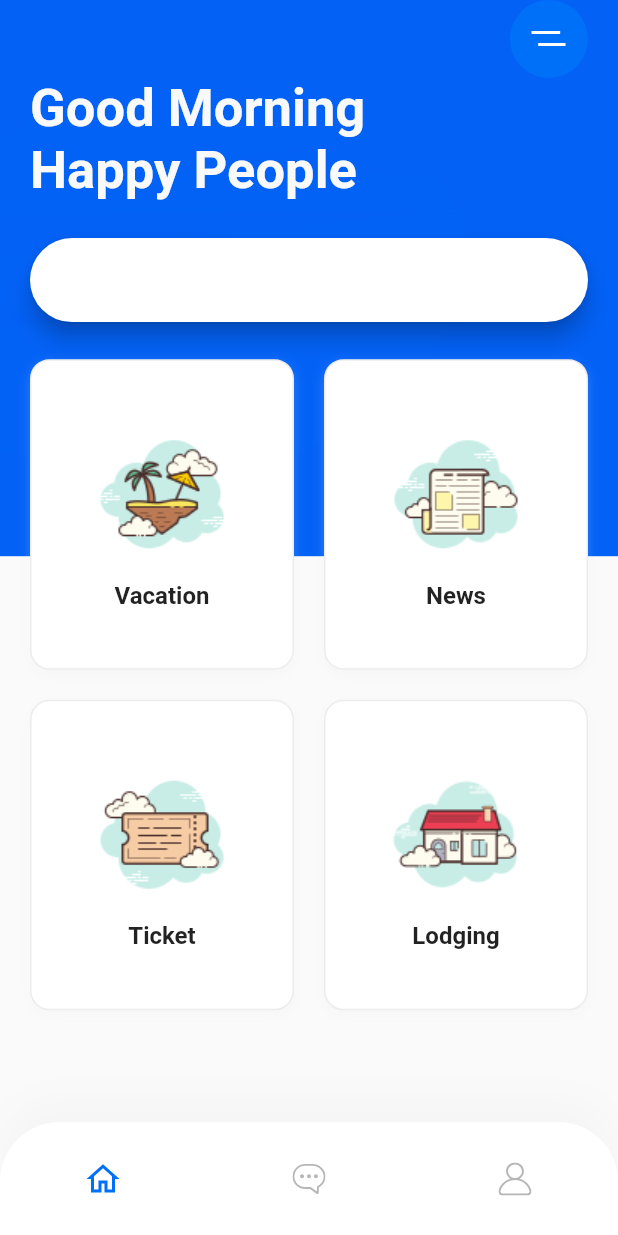
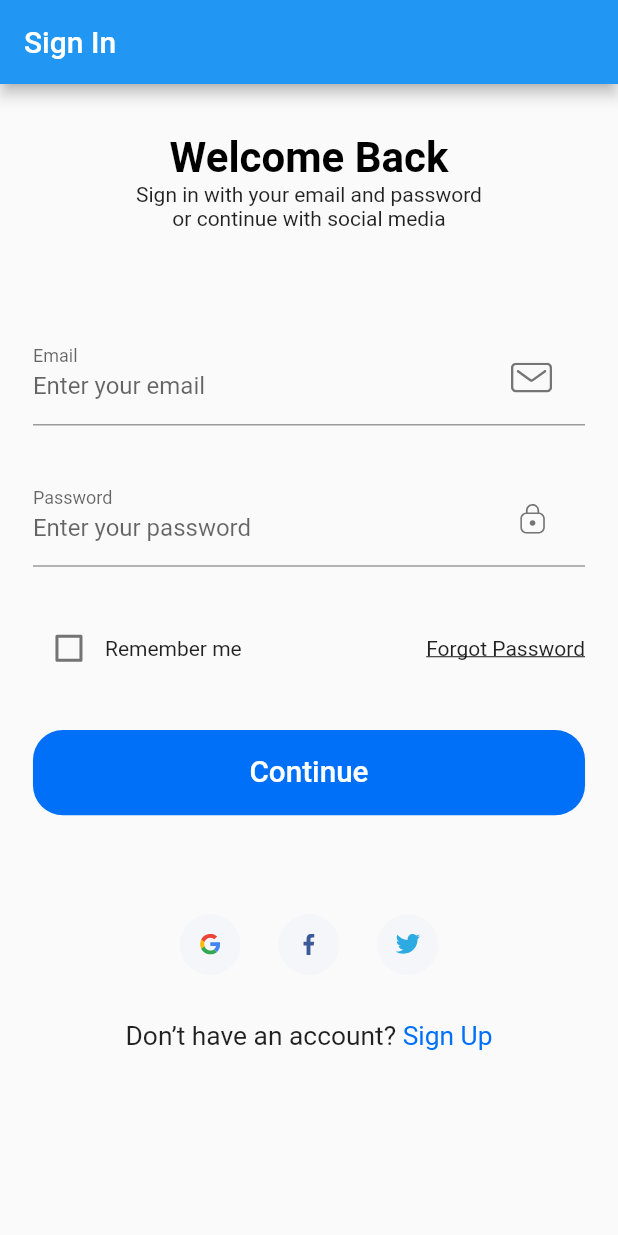
Before and after one commit to msalmanalghani17/praktikum_mobile, a Flutter app: the screen it shows after launch, on a phone screen of 412 x 824 dp. Run offline on Flutter 3.47's test engine with Material 2 defaults, Android fonts, the phone set to English and light mode, and no system bars; our stand-ins replace animated_splash_screen, flutter_svg, shared_preferences.

```diff
--- a/lib/helper/session_manager.dart
+++ b/lib/helper/session_manager.dart
@@ -1,65 +1,65 @@
-// import 'package:flutter/material.dart';
-// import 'package:shared_preferences/shared_preferences.dart';
-// import 'package:wisata_app/screens/dashboard_screen.dart';
-// import 'package:wisata_app/screens/login_screen.dart';
+import 'package:flutter/material.dart';
+import 'package:shared_preferences/shared_preferences.dart';
+import 'package:wisata_app/screens/dashboard_screen.dart';
+import 'package:wisata_app/screens/login_screen.dart';
 
-// class SessionManager {
-//   static SessionManager? _instance;
-//   static SharedPreferences? _preferences;
+class SessionManager {
+  static SessionManager? _instance;
+  static SharedPreferences? _preferences;
 
-//   static Future<SessionManager> getInstance() async {
-//     if (_instance == null) {
-//       _instance = SessionManager();
-//     }
+  static Future<SessionManager> getInstance() async {
+    if (_instance == null) {
+      _instance = SessionManager();
+    }
 
-//     if (_preferences == null) {
-//       _preferences = await SharedPreferences.getInstance();
-//     }
+    if (_preferences == null) {
+      _preferences = await SharedPreferences.getInstance();
+    }
 
-//     return _instance!;
-//   }
+    return _instance!;
+  }
 
-//   Future<void> isLogin(BuildContext context) async {
-//     await getInstance();
-//     bool isLogin = _preferences!.getBool('isLogin') ?? false;
-//     if (isLogin) {
-//       Navigator.pushAndRemoveUntil(
-//         context,
-//         MaterialPageRoute(builder: (context) => const DashboardScreen()),
-//         (route) => false,
-//       );
-//     }
-//   }
+  Future<void> isLogin(BuildContext context) async {
+    await getInstance();
+    bool isLogin = _preferences!.getBool('isLogin') ?? false;
+    if (isLogin) {
+      Navigator.pushAndRemoveUntil(
+        context,
+        MaterialPageRoute(builder: (context) => const DashboardScreen()),
+        (route) => false,
+      );
+    }
+  }
 
-//   Future<void> checkLoginStatus(BuildContext context) async {
-//     await getInstance();
-//     bool isLogin = _preferences!.getBool('isLogin') ?? false;
+  Future<void> checkLoginStatus(BuildContext context) async {
+    await getInstance();
+    bool isLogin = _preferences!.getBool('isLogin') ?? false;
 
-//     if (!isLogin) {
-//       Navigator.pushAndRemoveUntil(
-//         context,
-//         MaterialPageRoute(builder: (context) => const LoginScreen()),
-//         (route) => false,
-//       );
-//     }
-//   }
+    if (!isLogin) {
+      Navigator.pushAndRemoveUntil(
+        context,
+        MaterialPageRoute(builder: (context) => const LoginScreen()),
+        (route) => false,
+      );
+    }
+  }
 
-//   Future<void> saveUserData(String email) async {
-//     await _preferences!.setBool('isLogin', true);
-//     await _preferences!.setString('email', email);
-//   }
+  Future<void> saveUserData(String email) async {
+    await _preferences!.setBool('isLogin', true);
+    await _preferences!.setString('email', email);
+  }
 
-//   String? getEmail() {
-//     return _preferences!.getString('email');
-//   }
+  String? getEmail() {
+    return _preferences!.getString('email');
+  }
 
-//   getIsLogin() {
-//     return _preferences!.getBool('isLogin');
-//   }
+  getIsLogin() {
+    return _preferences!.getBool('isLogin');
+  }
 
-//   Future<void> clearUserData() async {
-//     await _preferences!.remove('isLogin');
-//     await _preferences!.remove('email');
-//     await _preferences!.clear();
-//   }
-// }
+  Future<void> clearUserData() async {
+    await _preferences!.remove('isLogin');
+    await _preferences!.remove('email');
+    await _preferences!.clear();
+  }
+}
--- /dev/null
+++ b/lib/models/user.dart
@@ -0,0 +1,6 @@
+class UserModel {
+  final String email;
+  final String password;
+
+  UserModel({required this.email, required this.password});
+}
--- a/lib/screens/dashboard_screen.dart
+++ b/lib/screens/dashboard_screen.dart
@@ -1,5 +1,6 @@
 import 'package:flutter/material.dart';
 import 'package:flutter_svg/flutter_svg.dart';
+import 'package:wisata_app/helper/session_manager.dart';
 import 'package:wisata_app/screens/main_screen.dart';
 import 'package:wisata_app/utils/contants.dart';
 import 'package:wisata_app/widgets/button_nav_bar.dart';
@@ -8,8 +9,13 @@ import 'package:wisata_app/widgets/category_card.dart';
 class DashboardScreen extends StatelessWidget {
   const DashboardScreen({super.key});
 
+  Future<void> checkIsLogin(BuildContext context) async {
+    await SessionManager().checkLoginStatus(context);
+  }
+
   @override
   Widget build(BuildContext context) {
+    checkIsLogin(context);
     var size = MediaQuery.of(context).size;
     return Scaffold(
       bottomNavigationBar: const ButtonNavBar(selectedMenu: MenuState.home),
--- /dev/null
+++ b/lib/screens/login_screen.dart
@@ -0,0 +1,280 @@
+import 'package:flutter/material.dart';
+import 'package:wisata_app/constants.dart';
+import 'package:wisata_app/helper/keyboard.dart';
+import 'package:wisata_app/helper/session_manager.dart';
+import 'package:wisata_app/screens/login_success_screen.dart';
+import 'package:wisata_app/services/auth_services.dart';
+import 'package:wisata_app/size_config.dart';
+import 'package:wisata_app/widgets/custom_snackbar.dart';
+import 'package:wisata_app/widgets/custom_suffix_icon.dart';
+import 'package:wisata_app/widgets/default_button.dart';
+import 'package:wisata_app/widgets/form_error.dart';
+import 'package:wisata_app/widgets/social_media_card.dart';
+
+class LoginScreen extends StatefulWidget {
+  const LoginScreen({super.key});
+
+  @override
+  State<LoginScreen> createState() => _LoginScreenState();
+}
+
+Future<void> checkIsLogin(BuildContext context) async {
+  await SessionManager().isLogin(context);
+}
+
+class _LoginScreenState extends State<LoginScreen> {
+  final _formKey = GlobalKey<FormState>();
+  String? email;
+  String? password;
+  bool? remember = false;
+  String _error = '';
+  final List<String?> errors = [];
+  final scaffoldMessengerKey = GlobalKey<ScaffoldMessengerState>();
+
+  void initState() {
+    super.initState();
+    checkIsLogin(context);
+  }
+
+  void addError({String? error}) {
+    if (!errors.contains(error)) {
+      setState(() {
+        errors.add(error);
+      });
+    }
+  }
+
+  void removeError({String? error}) {
+    if (errors.contains(error)) {
+      setState(() {
+        errors.remove(error);
+      });
+    }
+  }
+
+  Future<void> _login() async {
+    try {
+      final user = await AuthService().login(email!, password!);
+      if (user.email.isNotEmpty) {
+        setState(() {
+          _error = '';
+        });
+
+        // Simpan data pengguna ke SharedPreferences
+        final prefs = await SessionManager.getInstance();
+        await prefs.saveUserData(user.email);
+
+        Navigator.push(context, MaterialPageRoute(builder: (context) {
+          return const LoginSuccessScreen();
+        }));
+      } else {
+        setState(() {
+          _error = 'Wrong Email or Password';
+        });
+      }
+    } catch (e) {
+      setState(() {
+        _error = 'Login Failed';
+      });
+    }
+
+    if (_error.isNotEmpty) {
+      CustomSnackbar.show(
+        scaffoldMessengerKey.currentState!,
+        _error,
+        SnackbarType.error,
+      );
+      setState(() {
+        _error = '';
+      });
+    }
+  }
+
+  @override
+  Widget build(BuildContext context) {
+    SizeConfig().init(context);
+
+    return ScaffoldMessenger(
+      key: scaffoldMessengerKey,
+      child: Scaffold(
+          appBar: AppBar(
+            title: const Text("Sign In"),
+          ),
+          body: SafeArea(
+            child: SizedBox(
+              width: double.infinity,
+              child: Padding(
+                padding: EdgeInsets.symmetric(
+                    horizontal: getProportionateScreenWidth(20)),
+                child: SingleChildScrollView(
+                  child: Column(
+                    children: [
+                      SizedBox(height: SizeConfig.screenHeight * 0.04),
+                      const Text(
+                        "Welcome Back",
+                        style: TextStyle(
+                          color: Colors.black,
+                          fontSize: 28,
+                          fontWeight: FontWeight.bold,
+                        ),
+                      ),
+                      const Text(
+                        "Sign in with your email and password  \nor continue with social media",
+                        textAlign: TextAlign.center,
+                      ),
+                      SizedBox(height: SizeConfig.screenHeight * 0.08),
+                      Form(
+                        key: _formKey,
+                        child: Column(
+                          children: [
+                            buildEmailFormField(),
+                            SizedBox(height: getProportionateScreenHeight(30)),
+                            buildPasswordFormField(),
+                            SizedBox(height: getProportionateScreenHeight(30)),
+                            Row(
+                              children: [
+                                Checkbox(
+                                  value: remember,
+                                  activeColor: primaryColor,
+                                  onChanged: (value) {
+                                    setState(() {
+                                      remember = value;
+                                    });
+                                  },
+                                ),
+                                const Text("Remember me"),
+                                const Spacer(),
+                                GestureDetector(
+                                  onTap: () {},
+                                  child: const Text(
+                                    "Forgot Password",
+                                    style: TextStyle(
+                                        decoration: TextDecoration.underline),
+                                  ),
+                                )
+                              ],
+                            ),
+                            FormError(errors: errors),
+                            SizedBox(height: getProportionateScreenHeight(30)),
+                            DefaultButton(
+                              text: "Continue",
+                              press: () {
+                                if (_formKey.currentState!.validate()) {
+                                  _formKey.currentState!.save();
+                                  KeyboardUtil.hideKeyboard(context);
+                                  _login();
+                                }
+                              },
+                            ),
+                          ],
+                        ),
+                      ),
+                      SizedBox(height: SizeConfig.screenHeight * 0.08),
+                      Row(
+                        mainAxisAlignment: MainAxisAlignment.center,
+                        children: [
+                          SocialMediaCard(
+                            icon: "assets/icons/google-icon.svg",
+                            press: () {},
+                          ),
+                          SocialMediaCard(
+                            icon: "assets/icons/facebook-2.svg",
+                            press: () {},
+                          ),
+                          SocialMediaCard(
+                            icon: "assets/icons/twitter.svg",
+                            press: () {},
+                          ),
+                        ],
+                      ),
+                      SizedBox(height: getProportionateScreenHeight(30)),
+                      Row(
+                        mainAxisAlignment: MainAxisAlignment.center,
+                        children: [
+                          Text(
+                            "Don’t have an account? ",
+                            style: TextStyle(
+                                fontSize: getProportionateScreenWidth(16)),
+                          ),
+                          GestureDetector(
+                            onTap: () {},
+                            child: Text(
+                              "Sign Up",
+                              style: TextStyle(
+                                  fontSize: getProportionateScreenWidth(16),
+                                  color: primaryColor),
+                            ),
+                          ),
+                        ],
+                      )
+                    ],
+                  ),
+                ),
+              ),
+            ),
+          )),
+    );
+  }
+
+  TextFormField buildPasswordFormField() {
+    return TextFormField(
+      obscureText: true,
+      onSaved: (newValue) => password = newValue,
+      onChanged: (value) {
+        if (value.isNotEmpty) {
+          removeError(error: kPassNullError);
+        } else if (value.length >= 8) {
+          removeError(error: kShortPassError);
+        }
+        return;
+      },
+      validator: (value) {
+        if (value!.isEmpty) {
+          addError(error: kPassNullError);
+          return "";
+        } else if (value.length < 8) {
+          addError(error: kShortPassError);
+          return "";
+        }
+        return null;
+      },
+      decoration: const InputDecoration(
+        labelText: "Password",
+        hintText: "Enter your password",
+        floatingLabelBehavior: FloatingLabelBehavior.always,
+        suffixIcon: CustomSurffixIcon(svgIcon: "assets/icons/Lock.svg"),
+      ),
+    );
+  }
+
+  TextFormField buildEmailFormField() {
+    return TextFormField(
+      keyboardType: TextInputType.emailAddress,
+      onSaved: (newValue) => email = newValue,
+      onChanged: (value) {
+        if (value.isNotEmpty) {
+          removeError(error: kEmailNullError);
+        } else if (emailValidatorRegExp.hasMatch(value)) {
+          removeError(error: kInvalidEmailError);
+        }
+        return;
+      },
+      validator: (value) {
+        if (value!.isEmpty) {
+          addError(error: kEmailNullError);
+          return "";
+        } else if (!emailValidatorRegExp.hasMatch(value)) {
+          addError(error: kInvalidEmailError);
+          return "";
+        }
+        return null;
+      },
+      decoration: const InputDecoration(
+        labelText: "Email",
+        hintText: "Enter your email",
+        floatingLabelBehavior: FloatingLabelBehavior.always,
+        suffixIcon: CustomSurffixIcon(svgIcon: "assets/icons/Mail.svg"),
+      ),
+    );
+  }
+}
--- /dev/null
+++ b/lib/services/auth_services.dart
@@ -0,0 +1,15 @@
+import 'package:wisata_app/models/user.dart';
+
+class AuthService {
+  final List<UserModel> _users = [
+    UserModel(email: 'user1@gmail.com', password: 'password'),
+    UserModel(email: 'user2@gmail.com', password: 'password'),
+  ];
+  Future<UserModel> login(String email, String password) async {
+    final user = _users.firstWhere(
+      (user) => user.email == email && user.password == password,
+      orElse: () => UserModel(email: '', password: ''),
+    );
+    return user;
+  }
+}
--- a/pubspec.yaml
+++ b/pubspec.yaml
@@ -37,6 +37,7 @@ dependencies:
   cupertino_icons: ^1.0.2
   animated_splash_screen: ^1.3.0
   flutter_svg: ^2.0.9
+  shared_preferences: ^2.2.2
 
 dev_dependencies:
   flutter_test:
```
Also changed, not shown: lib/screens/home_screen.dart (added, +122 -0 lines), lib/screens/login_success_screen.dart (added, +48 -0 lines), pubspec.lock, 1 other file.
